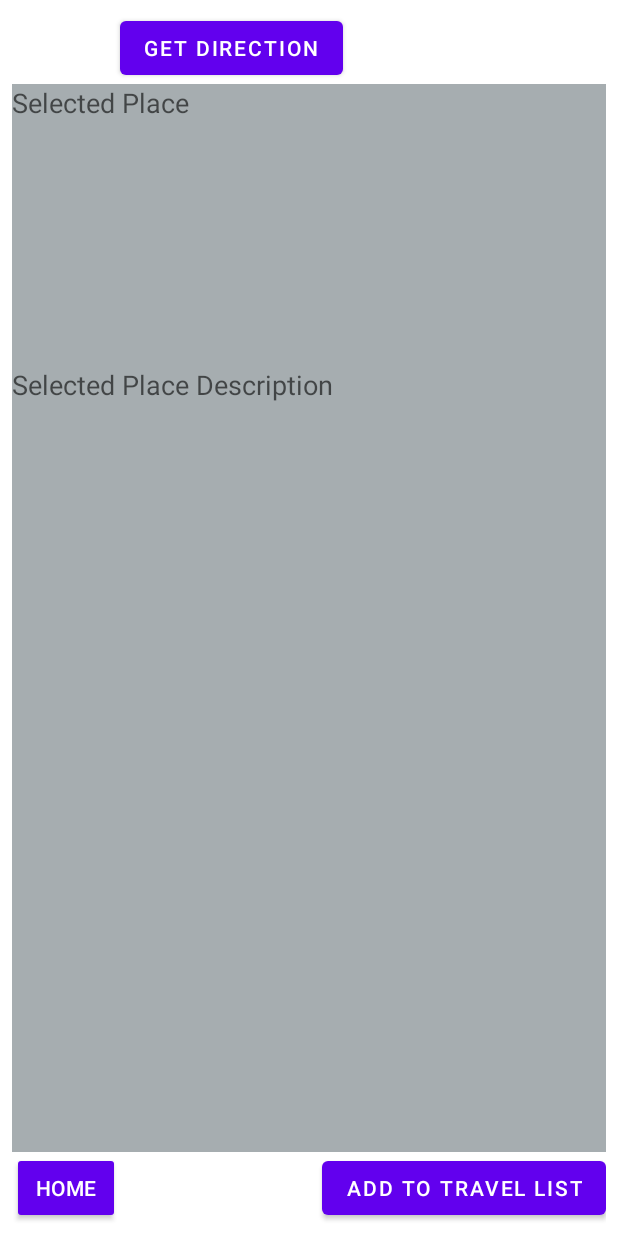
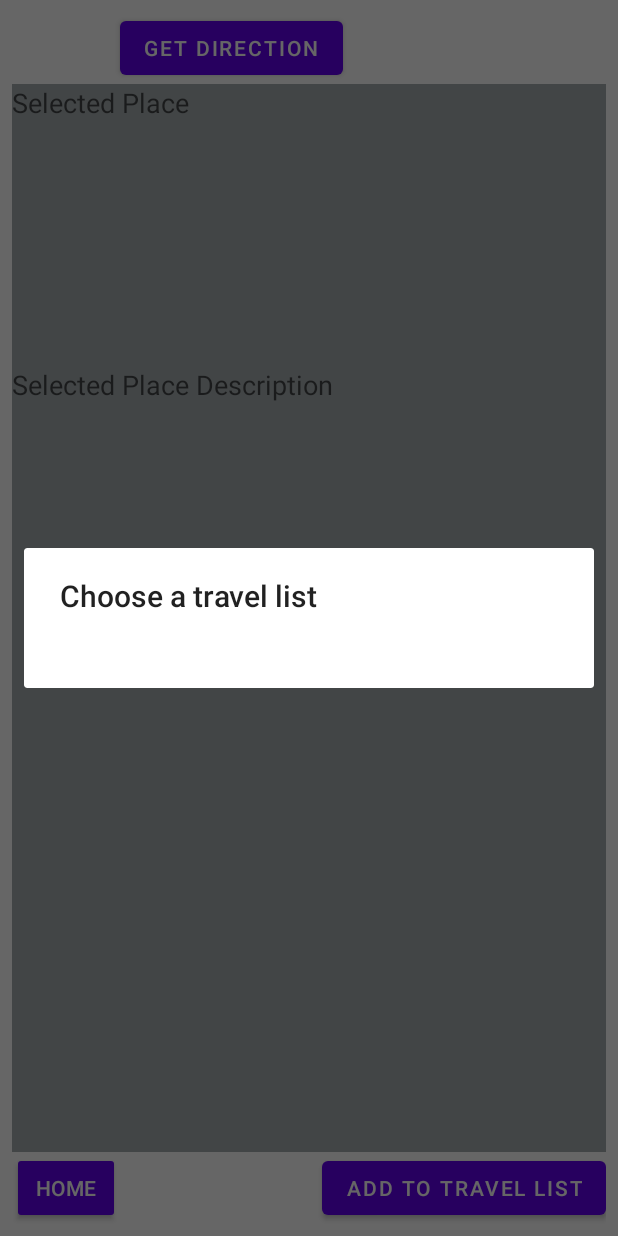
Before and after one commit to OCYentur/TravelPlan, an Android app: the PlacesScreen screen opened directly, with no data from a screen before it, after a tap on "ADD TO TRAVEL LIST", on a phone screen of 412 x 824 dp. Run offline under Robolectric (Android 15) with nearby library versions, the phone set to English and light mode, and no system bars.

Commit message:
Add Places to a selected list and show those place in Travel Lists Screen as child view in ExpandableListView

```diff
--- a/app/src/main/java/com/travelplan/app/PlacesScreen.java
+++ b/app/src/main/java/com/travelplan/app/PlacesScreen.java
@@ -1,22 +1,39 @@
 package com.travelplan.app;
 
+import android.app.AlertDialog;
+import android.app.Dialog;
+import android.content.Context;
+import android.content.DialogInterface;
 import android.content.Intent;
+import android.os.Environment;
 import android.support.v7.app.ActionBarActivity;
 import android.os.Bundle;
 import android.util.Log;
+import android.view.LayoutInflater;
 import android.view.Menu;
 import android.view.MenuItem;
 import android.view.View;
+import android.widget.AdapterView;
+import android.widget.ArrayAdapter;
 import android.widget.Button;
+import android.widget.ListView;
 import android.widget.TextView;
 import android.widget.Toast;
 
-import java.io.DataOutputStream;
+import java.io.BufferedReader;
+import java.io.BufferedWriter;
+import java.io.File;
+import java.io.FileReader;
+import java.io.FileWriter;
+import java.io.IOException;
+import java.util.ArrayList;
+import java.util.HashMap;
+import java.util.List;
 
 public class PlacesScreen extends ActionBarActivity implements View.OnClickListener{
     TextView txtSelectedPlace;
     TextView txtSelectedPlaceDesc;
-
+    TextView selectedList;
     @Override
     protected void onCreate(Bundle savedInstanceState) {
         super.onCreate(savedInstanceState);
@@ -33,6 +50,7 @@ public class PlacesScreen extends ActionBarActivity implements View.OnClickListe
 
         txtSelectedPlace=(TextView) findViewById(R.id.txtSelectedPlace);
         txtSelectedPlaceDesc=(TextView)findViewById(R.id.txtSelectedPlaceDesc);
+        selectedList=(TextView)findViewById(R.id.txtSelectedTravelList);
 
         try
         {
@@ -47,7 +65,6 @@ public class PlacesScreen extends ActionBarActivity implements View.OnClickListe
             Log.e("Error",e.toString());
         }
     }
-
 
     @Override
     public boolean onCreateOptionsMenu(Menu menu) {
@@ -94,8 +111,105 @@ public class PlacesScreen extends ActionBarActivity implements View.OnClickListe
         startActivity(new Intent("com.travelplan.app.MainActivity"));
     }
 
+    final ArrayList<String> list = new ArrayList<String>();
+    ListView lstViewCreatedTravelLists;
+    String selectedTravelList;
+
     private void btnAddTravelList()
     {
-        startActivity(new Intent("com.travelplan.app.TravelList"));
+        lstViewCreatedTravelLists=new ListView(this);
+
+        list.clear();
+
+        loadFromFile();
+        AlertDialog.Builder builder = new AlertDialog.Builder(PlacesScreen.this);
+
+
+        final StableArrayAdapter adapter = new StableArrayAdapter(this,android.R.layout.simple_list_item_1, list);
+        lstViewCreatedTravelLists.setAdapter(adapter);
+        builder.setTitle("Choose a travel list")
+               .setView(lstViewCreatedTravelLists);
+
+        lstViewCreatedTravelLists.setOnItemClickListener(new AdapterView.OnItemClickListener() {
+            @Override
+            public void onItemClick(AdapterView<?> adapterView, View view, int i, long l) {
+                // Add the place to the selected list
+                selectedTravelList=lstViewCreatedTravelLists.getItemAtPosition(i).toString();
+                String[] splittedTravelList=selectedTravelList.split("-");
+                selectedList.setText(splittedTravelList[0].trim().toString());
+                addPlaceToSelectedTravelList(txtSelectedPlace.getText().toString(),selectedList.getText().toString());
+                Toast.makeText(getApplicationContext(),"Place has been added to the list "+selectedList.getText().toString()+"!",Toast.LENGTH_SHORT).show();
+                PlacesScreen.this.finish();
+            }
+        });
+        final Dialog dialog=builder.create();
+        dialog.show();
+    }
+
+    private void loadFromFile(){
+
+        File sdcard = new File(Environment.getExternalStorageDirectory()+"/TravelPlan");
+        File file = new File(sdcard,"/TravelLists.txt");
+        StringBuilder text = new StringBuilder();
+        try {
+            BufferedReader br = new BufferedReader(new FileReader(file));
+            String line;
+
+            while ((line = br.readLine()) != null) {
+                text.append(line);
+                text.append('\n');
+                list.add(line);
+            }
+        }
+        catch (IOException e) {
+            Toast.makeText(getApplicationContext(),e.toString(),Toast.LENGTH_LONG).show();
+        }
+    }
+
+    public void addPlaceToSelectedTravelList(String place, String travelList) {
+        if (android.os.Environment.getExternalStorageState().equals(android.os.Environment.MEDIA_MOUNTED))
+        {
+            Log.e("External Storage Status: -> ","OK! <-");
+
+            File dir=new File(Environment.getExternalStorageDirectory()+"/TravelPlan");
+            dir.mkdirs();
+            File textFile = new File(dir+"/"+travelList+".txt");
+            try {
+                BufferedWriter buf = new BufferedWriter(new FileWriter(textFile, true));
+                buf.append(place.toUpperCase());
+                buf.newLine();
+                buf.close();
+            } catch (IOException e) {
+                e.printStackTrace();
+            }
+        }
+        else
+        {
+            Log.e("External Storage Status: -> ","Failed! <-");
+        }
+    }
+
+    private class StableArrayAdapter extends ArrayAdapter<String> {
+
+        HashMap<String, Integer> mIdMap = new HashMap<String, Integer>();
+
+        public StableArrayAdapter(Context context, int textViewResourceId, List<String> objects) {
+            super(context, textViewResourceId, objects);
+            for (int i = 0; i < objects.size(); ++i) {
+                mIdMap.put(objects.get(i), i);
+            }
+        }
+
+        @Override
+        public long getItemId(int position) {
+            String item = getItem(position);
+            return mIdMap.get(item);
+        }
+
+        @Override
+        public boolean hasStableIds() {
+            return true;
+        }
+
     }
 }
--- a/app/src/main/res/layout/activity_places_screen.xml
+++ b/app/src/main/res/layout/activity_places_screen.xml
@@ -72,4 +72,14 @@
             android:layout_gravity="right|top" />
     </FrameLayout>
 
+    <TextView
+        android:layout_width="wrap_content"
+        android:layout_height="wrap_content"
+        android:id="@+id/txtSelectedTravelList"
+        android:layout_alignTop="@+id/btnGetDirection"
+        android:layout_alignRight="@+id/frameLyt_PlaceDescription"
+        android:layout_alignEnd="@+id/frameLyt_PlaceDescription"
+        android:hint="selected travel list"
+        android:visibility="invisible" />
+
 </RelativeLayout>
--- a/app/src/main/res/values/strings.xml
+++ b/app/src/main/res/values/strings.xml
@@ -33,6 +33,4 @@
     <string name="desc_GrahamBell"></string>
     <string name="desc_noinfo">N/A</string>
 
-    <string name="place_CN">CN Tower</string>
-
 </resources>
```
Also changed, not shown: app/src/main/java/com/travelplan/app/CreateTripScreen.java (+12 -4 lines), app/src/main/java/com/travelplan/app/TravelList.java (+82 -17 lines), app/src/main/res/layout/activity_travel_list.xml (+13 -20 lines).
